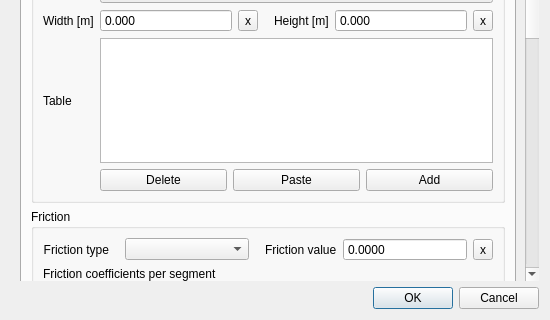
Above: threedi_schematisation_editor/forms/ui/channel.ui from nens/threedi-schematisation-editor before the change; both pictures show x 0 to 550 and y 230 to 550 of the 550 by 550 pixel window. Below: the same form after it.
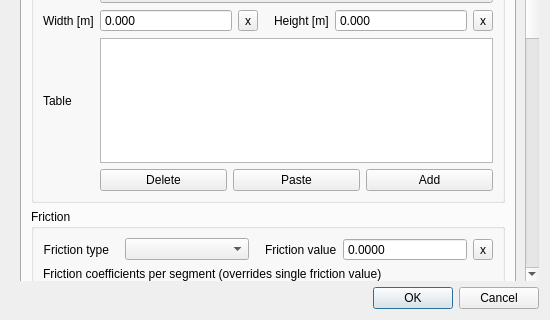
That is the form after the change. The open tabs and pages were chosen to show the change.

Commit message: After review UI changes.

What changed in the file:
```diff
--- a/threedi_schematisation_editor/forms/ui/channel.ui
+++ b/threedi_schematisation_editor/forms/ui/channel.ui
@@ -970,7 +970,7 @@
               <item row="1" column="0" colspan="5">
                <widget class="QLabel" name="cross_section_location_cross_section_friction_label">
                 <property name="text">
-                 <string>Friction coefficients per segment</string>
+                 <string>Friction coefficients per segment (overrides single friction value)</string>
                 </property>
                </widget>
               </item>
```
Left out of the diff: 6 changed lines with no effect on the pictures. The commit also changes 2 other files.
